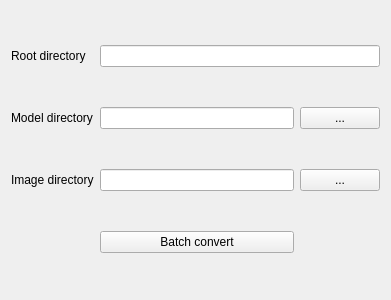
The window that src/wte/ui/ModelImporterTab.ui (spiricn/Wt) describes before a commit, drawn with Qt 5.
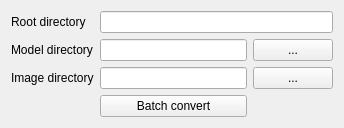
The same window after the commit.

```diff
--- a/src/wte/ui/ModelImporterTab.ui
+++ b/src/wte/ui/ModelImporterTab.ui
@@ -6,8 +6,8 @@
    <rect>
     <x>0</x>
     <y>0</y>
-    <width>391</width>
-    <height>300</height>
+    <width>344</width>
+    <height>125</height>
    </rect>
   </property>
   <property name="windowTitle">
```
